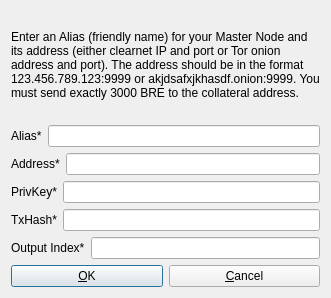
Above: src/qt/forms/addeditadrenalinenode.ui from Nigho/ignitioncoin before the change. Below: the same form after it.
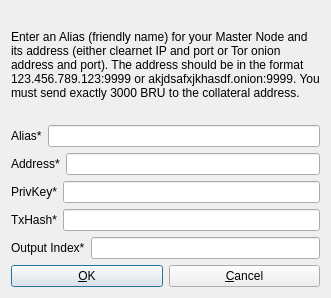
That is the form after the change.

```diff
--- a/src/qt/forms/addeditadrenalinenode.ui
+++ b/src/qt/forms/addeditadrenalinenode.ui
@@ -26,7 +26,7 @@
       </sizepolicy>
      </property>
      <property name="text">
-      <string>&lt;html&gt;&lt;head/&gt;&lt;body&gt;&lt;p&gt;Enter an Alias (friendly name) for your Master Node and its address (either clearnet IP and port or Tor onion address and port). The address should be in the format 123.456.789.123:9999 or akjdsafxjkhasdf.onion:9999. You must send exactly 3000 BRE to the collateral address.&lt;/p&gt;&lt;/body&gt;&lt;/html&gt;</string>
+      <string>&lt;html&gt;&lt;head/&gt;&lt;body&gt;&lt;p&gt;Enter an Alias (friendly name) for your Master Node and its address (either clearnet IP and port or Tor onion address and port). The address should be in the format 123.456.789.123:9999 or akjdsafxjkhasdf.onion:9999. You must send exactly 3000 BRU to the collateral address.&lt;/p&gt;&lt;/body&gt;&lt;/html&gt;</string>
      </property>
      <property name="wordWrap">
       <bool>true</bool>
```
